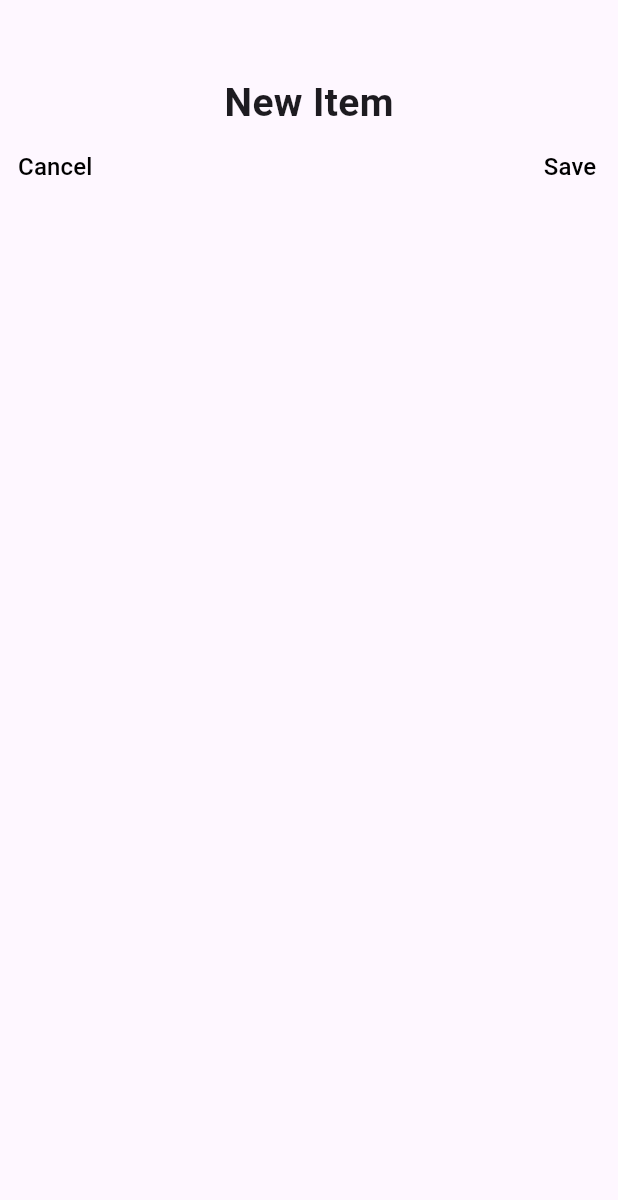
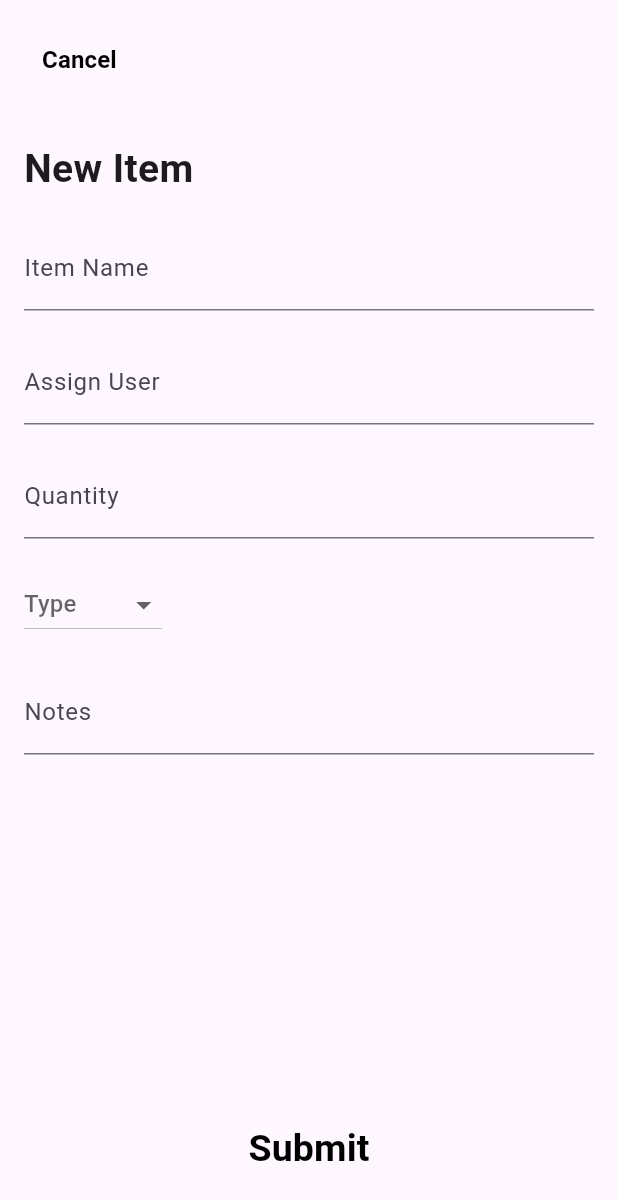
Before and after one commit to Jdd2020/rumii, a Flutter app: the NewItem screen opened directly, on a phone screen of 412 x 824 dp. Shown: the top 1200 px of the screen. Run offline on Flutter 3.47's test engine with Material 3 defaults, Android fonts, the phone set to English and light mode, and no system bars; missing offline and left inert: dart:ffi.

Commit message:
new_item_view.dart

```diff
--- a/lib/views/Shopping/new_item_view.dart
+++ b/lib/views/Shopping/new_item_view.dart
@@ -1,6 +1,4 @@
 import 'package:flutter/material.dart';
-import 'package:rumii/viewmodels/shopping_list_view_model.dart';
-import 'package:provider/provider.dart';
 
 class NewItem extends StatefulWidget {
   const NewItem({Key? key}) : super(key: key);
@@ -10,51 +8,167 @@ class NewItem extends StatefulWidget {
 }
 
 class _NewItemState extends State<NewItem> {
+  late TextEditingController itemController;
+  late TextEditingController assignUserController;
+  late TextEditingController quantityController;
+  late TextEditingController notesController;
+  late TextEditingController typeController;
+
+  @override
+  void initState() {
+    super.initState();
+    itemController = TextEditingController();
+    assignUserController = TextEditingController();
+    quantityController = TextEditingController();
+    notesController = TextEditingController();
+    typeController = TextEditingController();
+  }
+
+  @override
+  void dispose() {
+    itemController.dispose();
+    assignUserController.dispose();
+    quantityController.dispose();
+    notesController.dispose();
+    typeController.dispose();
+    super.dispose();
+  }
+
   @override
   Widget build(BuildContext context) {
     return Scaffold(
       body: Container(
+        padding: const EdgeInsets.all(16),
         child: Column(
+          crossAxisAlignment: CrossAxisAlignment.start,
           children: [
-            const Align(
-              alignment: Alignment.topCenter,
-              child: Padding(
-                padding: EdgeInsets.only(top: 50.0),
-                child: Text(
-                  'New Item',
+            // Cancel Button at the top
+            Align(
+              alignment: Alignment.topLeft,
+              child: TextButton(
+                onPressed: () => Navigator.pop(context),
+                child: const Text(
+                  'Cancel',
                   style: TextStyle(
-                    fontSize: 26.0,
+                    fontSize: 16.0,
                     fontWeight: FontWeight.bold,
+                    color: Colors.black,
                   ),
                 ),
               ),
             ),
-            Row(
-              mainAxisAlignment: MainAxisAlignment.spaceBetween,
-              children: [
-                TextButton(
-                  onPressed: () => Navigator.pop(context),
+
+            const SizedBox(height: 30),
+
+            const Text(
+              'New Item',
+              style: TextStyle(
+                fontSize: 26.0,
+                fontWeight: FontWeight.bold,
+              ),
+            ),
+
+            const SizedBox(height: 20),
+
+            // Item Text Field
+            TextField(
+              controller: itemController,
+              onChanged: (value) {
+                // Handle item changes
+              },
+              decoration: InputDecoration(labelText: 'Item Name'),
+            ),
+
+            const SizedBox(height: 20),
+
+            // Assign User Text Field
+            TextField(
+              controller: assignUserController,
+              onChanged: (value) {
+                // Handle assign user changes
+              },
+              decoration: InputDecoration(labelText: 'Assign User'),
+            ),
+
+            const SizedBox(height: 20),
+
+            // Quantity Text Field
+            TextField(
+              controller: quantityController,
+              onChanged: (value) {
+                // Handle quantity changes
+              },
+              decoration: InputDecoration(labelText: 'Quantity'),
+            ),
+
+            const SizedBox(height: 20),
+
+            // Type Dropdown Menu
+            DropdownButton<String>(
+              hint: const Text('Type'),
+              value:
+                  typeController.text.isNotEmpty ? typeController.text : null,
+              items: [
+                'Dairy',
+                'Protein',
+                'Grain',
+                'Sweets',
+                'Beverage',
+                'Other'
+              ].map((String value) {
+                return DropdownMenuItem<String>(
+                  value: value,
+                  child: Text(value),
+                );
+              }).toList(),
+              onChanged: (String? newValue) {
+                // Handle dropdown value change
+                setState(() {
+                  typeController.text = newValue ?? '';
+                });
+              },
+            ),
+            const SizedBox(height: 20),
+
+            // Notes
+            Expanded(
+              child: TextField(
+                controller: notesController,
+                maxLines: null, // Allows multiline input
+                onChanged: (value) {
+                  // Handle notes changes
+                },
+                decoration: InputDecoration(labelText: 'Notes'),
+              ),
+            ),
+
+            // Image Preview
+            //find a way to display the item's image
+
+            // Spacer to create space between Cancel and Submit
+            const Spacer(),
+
+            // Submit Button
+            Align(
+              alignment: Alignment.bottomCenter,
+              child: Container(
+                margin: const EdgeInsets.only(bottom: 16),
+                child: TextButton(
+                  onPressed: () {
+                    // Add logic for "Submit" button
+                    Navigator.pop(context);
+                  },
                   child: const Text(
-                    'Cancel',
+                    'Submit',
                     style: TextStyle(
-                      fontSize: 16.0,
+                      fontSize: 25,
+                      fontWeight: FontWeight.bold,
                       color: Colors.black,
                     ),
                   ),
                 ),
-                TextButton(
-                  onPressed: () {
-                    // Add logic for "Save" button here
-                    Navigator.pop(context);
-                  },
-                  child: const Text(
-                    'Save',
-                    style: TextStyle(
-                      fontSize: 16.0,
-                      color: Colors.black,
-                    ))),
-              ]),
-            //add other widgets
+              ),
+            ),
           ],
         ),
       ),
```
